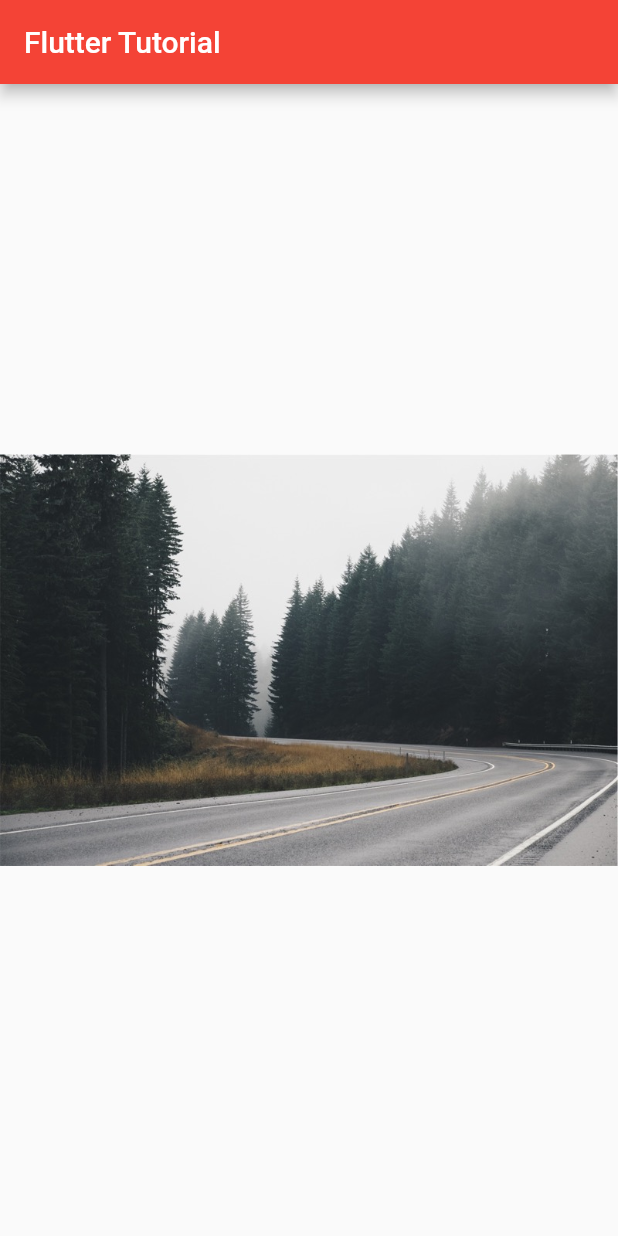
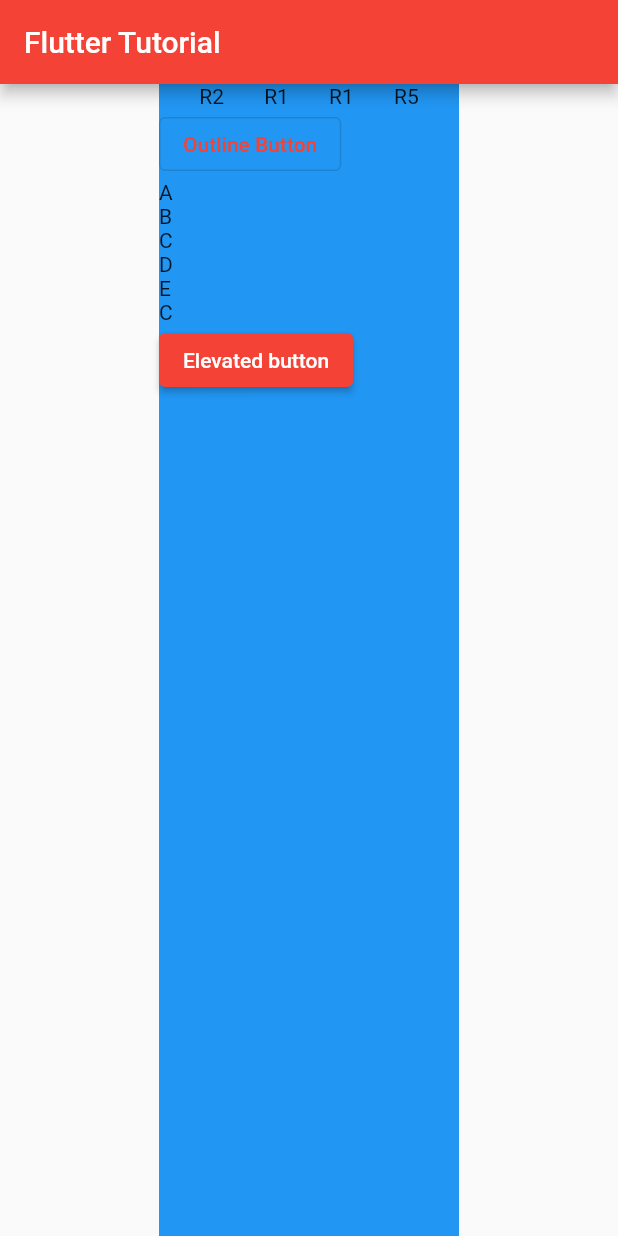
Before and after one commit to bkarthikkumar/flutterTuts, a Flutter app: the screen it shows after launch, on a phone screen of 412 x 824 dp. Run offline on Flutter 3.47's test engine with Material 2 defaults, Android fonts, the light colour scheme and no system bars.

Commit message:
Added Rows and columns concepts

```diff
--- a/lib/main.dart
+++ b/lib/main.dart
@@ -38,10 +38,53 @@ class _MyHomePageState extends State<MyHomePage> {
         ),
         body: Center(
           child: Container(
-              // width: 200,
+              width: 200,
               // height: 150,
-              // color: Colors.blue,
-              child: Image.asset('assets/images/flutter_01.jpg')
+              color: const Color.fromRGBO(33, 150, 243, 1),
+              child: Column(
+                mainAxisAlignment: MainAxisAlignment.start,
+                // MainAxisAlignment.center, // makes the item in center
+                crossAxisAlignment: CrossAxisAlignment.start,
+                children: [
+                  Row(
+                      mainAxisAlignment: MainAxisAlignment.spaceEvenly,
+                      children: [
+                        const Text("R2"),
+                        const Text("R1"),
+                        const Text("R1"),
+                        const Text("R5"),
+                      ]),
+
+                  OutlinedButton(
+                    child: const Text("Outline Button"),
+                    onPressed: () {
+                      print("Out line clicked");
+                    },
+                  ),
+                  const Text('A'),
+                  const Text('B'),
+                  const Text('C'),
+                  // Image.asset('assets/images/flutter_02.jpg'),
+                  const Text('D'),
+                  const Text('E'),
+                  // TextButton(
+                  //   child: Text("Click me !!!"),
+                  //   onPressed: () {
+                  //     print("Item Clicked");
+                  //   },
+                  //   onLongPress: () {
+                  //     print("Long press");
+                  //   },
+                  // ),
+                  const Text('C'),
+                  ElevatedButton(
+                      child: const Text("Elevated button"),
+                      onPressed: () {
+                        print("Elevated button pressed");
+                      }),
+                ],
+              )
+              // child: Image.asset('assets/images/flutter_01.jpg')
               //     OutlinedButton(
               //   child: Text("Outline Button"),
               //   onPressed: () {
```
